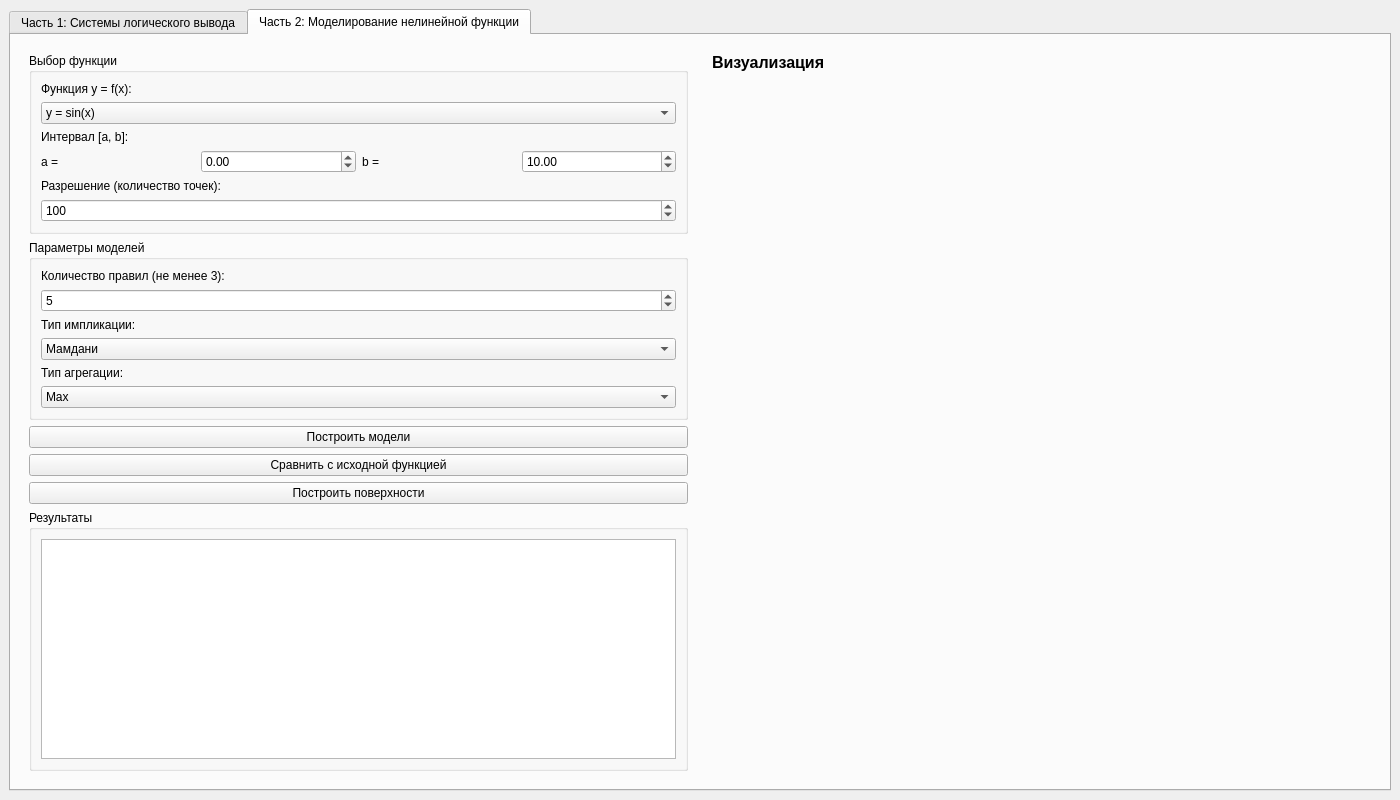
Above: lab3/mainwindow.ui from qelezy/ai_systems before the change. Below: the same form after it.
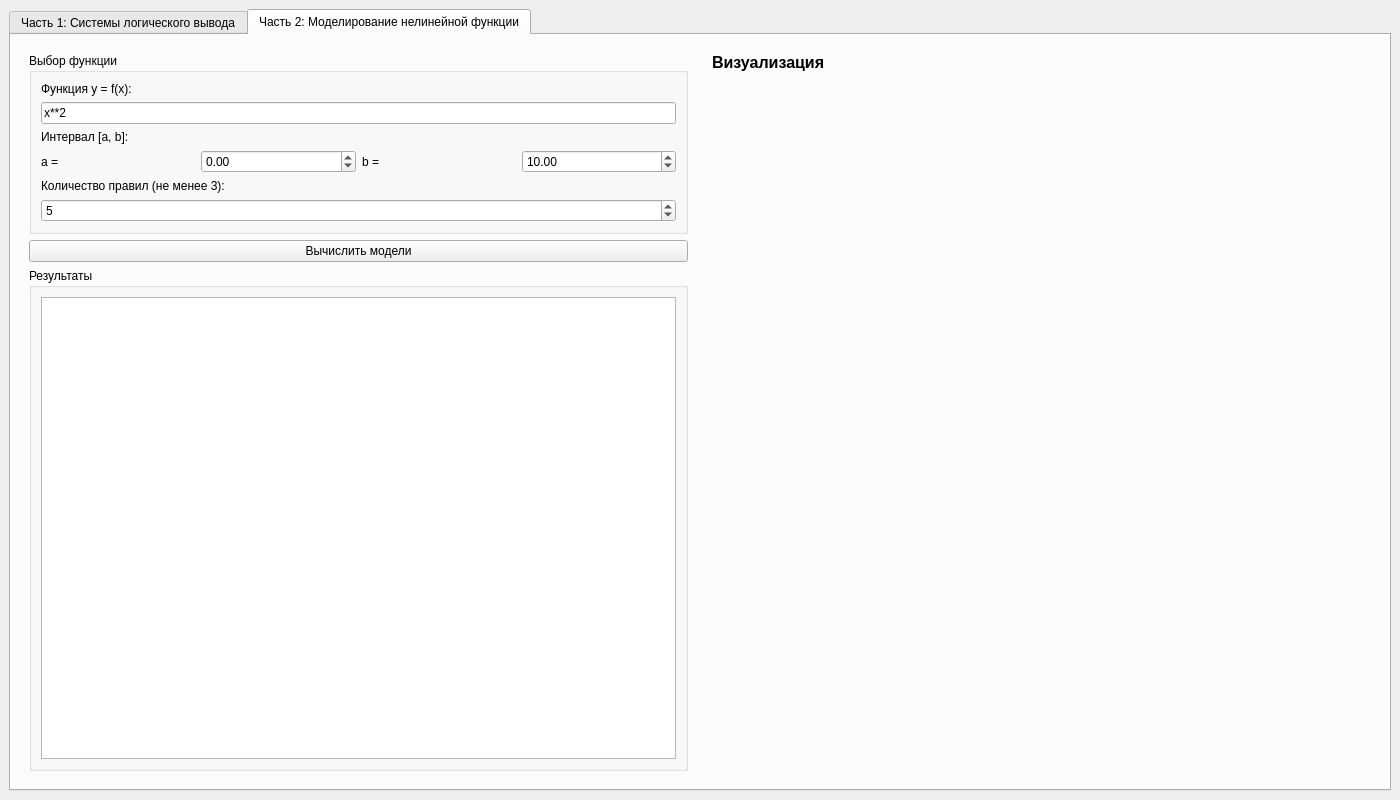
That is the form after the change. The open tabs and pages were chosen to show the change.

Commit message: lab3: finale

The edit to the form file:
```diff
--- a/lab3/mainwindow.ui
+++ b/lab3/mainwindow.ui
@@ -242,27 +242,13 @@
                </widget>
               </item>
               <item>
-               <widget class="QComboBox" name="functionCombo">
-                <item>
-                 <property name="text">
-                  <string>y = sin(x)</string>
-                 </property>
-                </item>
-                <item>
-                 <property name="text">
-                  <string>y = x²</string>
-                 </property>
-                </item>
-                <item>
-                 <property name="text">
-                  <string>y = x³ - 2x</string>
-                 </property>
-                </item>
-                <item>
-                 <property name="text">
-                  <string>y = sin(x) * cos(x)</string>
-                 </property>
-                </item>
+               <widget class="QLineEdit" name="functionLineEdit">
+                <property name="placeholderText">
+                 <string>Например: x**2, sin(x), x**3 - 2*x</string>
+                </property>
+                <property name="text">
+                 <string>x**2</string>
+                </property>
                </widget>
               </item>
               <item>
@@ -323,35 +309,6 @@
                </layout>
               </item>
               <item>
-               <widget class="QLabel" name="resolutionLabel">
-                <property name="text">
-                 <string>Разрешение (количество точек):</string>
-                </property>
-               </widget>
-              </item>
-              <item>
-               <widget class="QSpinBox" name="resolutionSpinBox">
-                <property name="minimum">
-                 <number>10</number>
-                </property>
-                <property name="maximum">
-                 <number>1000</number>
-                </property>
-                <property name="value">
-                 <number>100</number>
-                </property>
-               </widget>
-              </item>
-             </layout>
-            </widget>
-           </item>
-           <item>
-            <widget class="QGroupBox" name="modelGroup">
-             <property name="title">
-              <string>Параметры моделей</string>
-             </property>
-             <layout class="QVBoxLayout" name="verticalLayout_model">
-              <item>
                <widget class="QLabel" name="rulesLabel">
                 <property name="text">
                  <string>Количество правил (не менее 3):</string>
@@ -371,69 +328,13 @@
                 </property>
                </widget>
               </item>
-              <item>
-               <widget class="QLabel" name="implLabelPart2">
-                <property name="text">
-                 <string>Тип импликации:</string>
-                </property>
-               </widget>
-              </item>
-              <item>
-               <widget class="QComboBox" name="implComboPart2">
-                <item>
-                 <property name="text">
-                  <string>Мамдани</string>
-                 </property>
-                </item>
-                <item>
-                 <property name="text">
-                  <string>Ларсен</string>
-                 </property>
-                </item>
-               </widget>
-              </item>
-              <item>
-               <widget class="QLabel" name="aggLabelPart2">
-                <property name="text">
-                 <string>Тип агрегации:</string>
-                </property>
-               </widget>
-              </item>
-              <item>
-               <widget class="QComboBox" name="aggComboPart2">
-                <item>
-                 <property name="text">
-                  <string>Max</string>
-                 </property>
-                </item>
-                <item>
-                 <property name="text">
-                  <string>Sum</string>
-                 </property>
-                </item>
-               </widget>
-              </item>
              </layout>
             </widget>
            </item>
            <item>
             <widget class="QPushButton" name="buildModelBtn">
              <property name="text">
-              <string>Построить модели</string>
-             </property>
-            </widget>
-           </item>
-           <item>
-            <widget class="QPushButton" name="compareModelsBtn">
-             <property name="text">
-              <string>Сравнить с исходной функцией</string>
-             </property>
-            </widget>
-           </item>
-           <item>
-            <widget class="QPushButton" name="plotSurfaceBtn">
-             <property name="text">
-              <string>Построить поверхности</string>
+              <string>Вычислить модели</string>
              </property>
             </widget>
            </item>
```
The commit also changes 2 other files.
